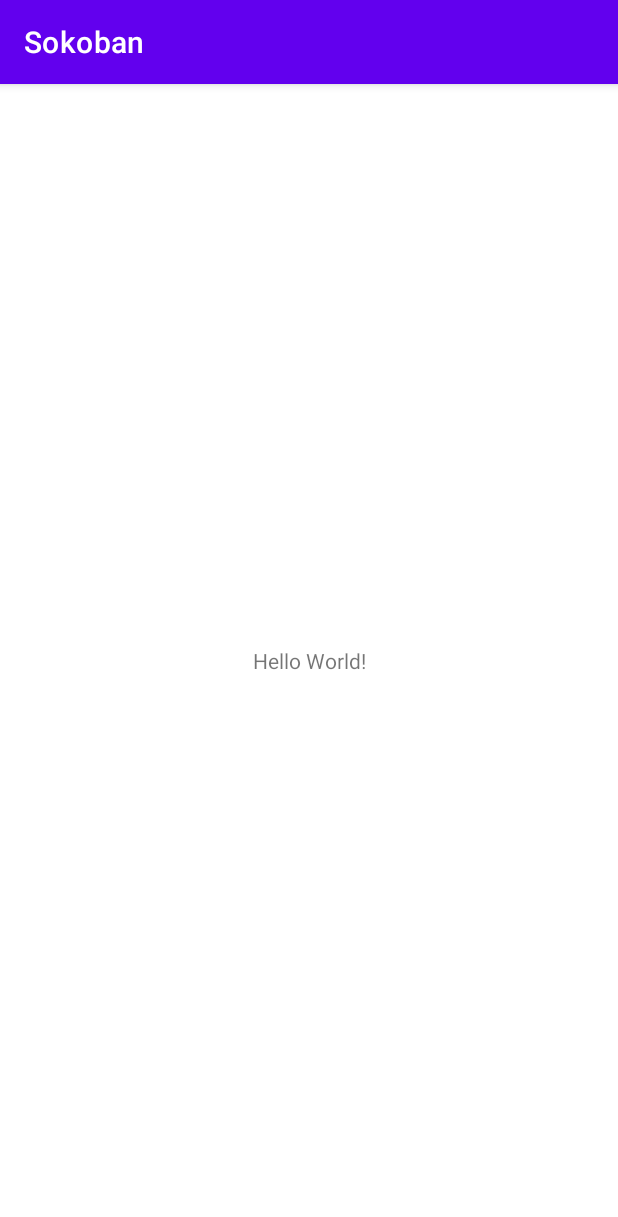
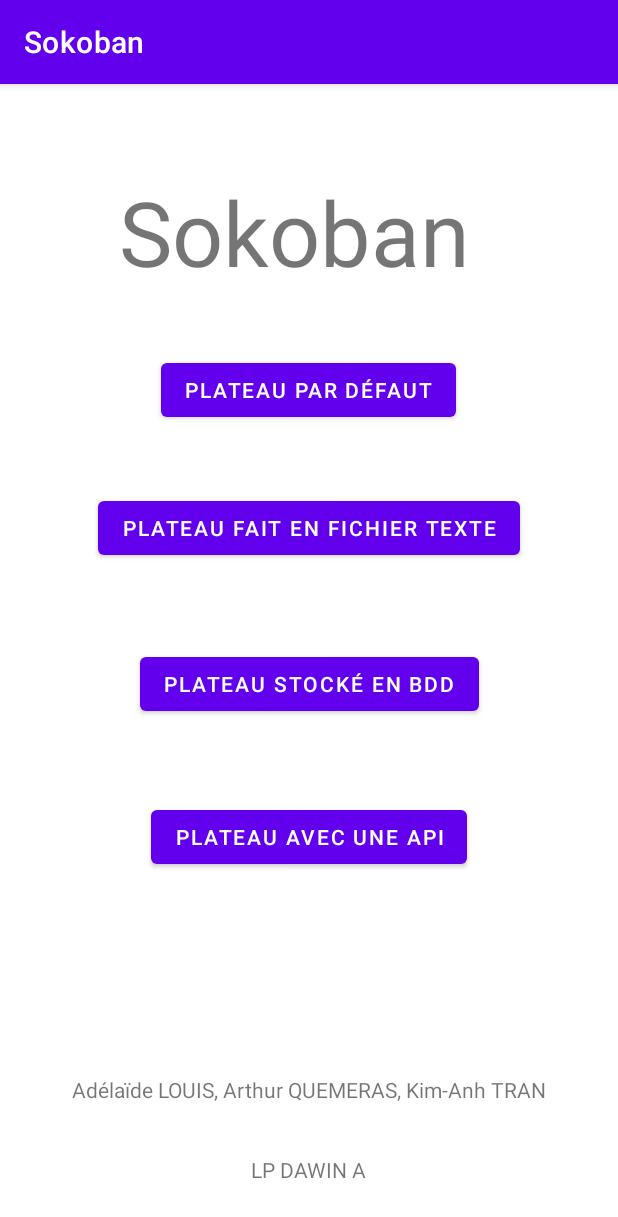
Before and after one commit to Aelhya/sokoban_dawin_a_2022, an Android app: the screen it shows after launch (MainActivity), on a phone screen of 412 x 824 dp. Shown: the top 1217 px of the screen. Run offline under Robolectric (Android 15) with nearby library versions, the phone set to English and light mode, and no system bars.

Commit message:
Ajout du menu

```diff
--- a/projet/app/src/main/res/layout/activity_main.xml
+++ b/projet/app/src/main/res/layout/activity_main.xml
@@ -7,12 +7,93 @@
     tools:context=".MainActivity">
 
     <TextView
+        android:id="@+id/titreJeu"
         android:layout_width="wrap_content"
         android:layout_height="wrap_content"
-        android:text="Hello World!"
+        android:gravity="center|center_horizontal|center_vertical"
+        android:text="@string/app_name"
+        android:textSize="60sp"
         app:layout_constraintBottom_toBottomOf="parent"
+        app:layout_constraintHorizontal_bias="0.444"
         app:layout_constraintLeft_toLeftOf="parent"
         app:layout_constraintRight_toRightOf="parent"
-        app:layout_constraintTop_toTopOf="parent" />
+        app:layout_constraintTop_toTopOf="parent"
+        app:layout_constraintVertical_bias="0.084" />
+
+    <Button
+        android:id="@+id/buttonNiveau1"
+        android:layout_width="wrap_content"
+        android:layout_height="wrap_content"
+        android:gravity="center|center_horizontal|center_vertical"
+        android:text="@string/app_niveau_un"
+        app:layout_constraintBottom_toBottomOf="parent"
+        app:layout_constraintEnd_toEndOf="parent"
+        app:layout_constraintHorizontal_bias="0.497"
+        app:layout_constraintStart_toStartOf="parent"
+        app:layout_constraintTop_toBottomOf="@+id/titreJeu"
+        app:layout_constraintVertical_bias="0.071" />
+
+    <Button
+        android:id="@+id/buttonNiveau2"
+        android:layout_width="wrap_content"
+        android:layout_height="wrap_content"
+        android:gravity="center_horizontal|center_vertical"
+        android:text="@string/app_niveau_deux"
+        app:layout_constraintBottom_toBottomOf="parent"
+        app:layout_constraintEnd_toEndOf="parent"
+        app:layout_constraintStart_toStartOf="parent"
+        app:layout_constraintTop_toBottomOf="@+id/buttonNiveau1"
+        app:layout_constraintVertical_bias="0.09" />
+
+    <Button
+        android:id="@+id/buttonNiveau3"
+        android:layout_width="wrap_content"
+        android:layout_height="wrap_content"
+        android:gravity="center|center_horizontal|center_vertical"
+        android:text="@string/app_niveau_trois"
+        app:layout_constraintBottom_toBottomOf="parent"
+        app:layout_constraintEnd_toEndOf="parent"
+        app:layout_constraintStart_toStartOf="parent"
+        app:layout_constraintTop_toBottomOf="@+id/buttonNiveau2"
+        app:layout_constraintVertical_bias="0.14" />
+
+    <Button
+        android:id="@+id/buttonNiveau4"
+        android:layout_width="wrap_content"
+        android:layout_height="wrap_content"
+        android:gravity="center|center_vertical"
+        android:text="@string/app_niveau_quatre"
+        app:layout_constraintBottom_toBottomOf="parent"
+        app:layout_constraintEnd_toEndOf="parent"
+        app:layout_constraintStart_toStartOf="parent"
+        app:layout_constraintTop_toBottomOf="@+id/buttonNiveau3"
+        app:layout_constraintVertical_bias="0.183" />
+
+    <TextView
+        android:id="@+id/textBottomDev"
+        android:layout_width="356dp"
+        android:layout_height="35dp"
+        android:autoText="false"
+        android:gravity="center|center_horizontal|center_vertical"
+        android:text="@string/app_developpeur"
+        app:layout_constraintBottom_toBottomOf="parent"
+        app:layout_constraintEnd_toEndOf="parent"
+        app:layout_constraintHorizontal_bias="0.49"
+        app:layout_constraintStart_toStartOf="parent"
+        app:layout_constraintTop_toBottomOf="@+id/buttonNiveau4"
+        app:layout_constraintVertical_bias="0.614" />
+
+    <TextView
+        android:id="@+id/textBottomDev2"
+        android:layout_width="356dp"
+        android:layout_height="35dp"
+        android:gravity="center|center_horizontal|center_vertical"
+        android:text="@string/app_developpeur_group"
+        app:layout_constraintBottom_toBottomOf="parent"
+        app:layout_constraintEnd_toEndOf="parent"
+        app:layout_constraintHorizontal_bias="0.49"
+        app:layout_constraintStart_toStartOf="parent"
+        app:layout_constraintTop_toBottomOf="@+id/textBottomDev"
+        app:layout_constraintVertical_bias="0.407" />
 
 </androidx.constraintlayout.widget.ConstraintLayout>
--- a/projet/app/src/main/res/values/strings.xml
+++ b/projet/app/src/main/res/values/strings.xml
@@ -1,3 +1,9 @@
 <resources>
     <string name="app_name">Sokoban</string>
+    <string name="app_niveau_un">Plateau par défaut</string>
+    <string name="app_niveau_deux">Plateau fait en fichier texte</string>
+    <string name="app_niveau_trois">Plateau stocké en BDD</string>
+    <string name="app_niveau_quatre">Plateau avec une API</string>
+    <string name="app_developpeur">Adélaïde LOUIS, Arthur QUEMERAS, Kim-Anh TRAN</string>
+    <string name="app_developpeur_group">LP DAWIN A</string>
 </resources>
```
